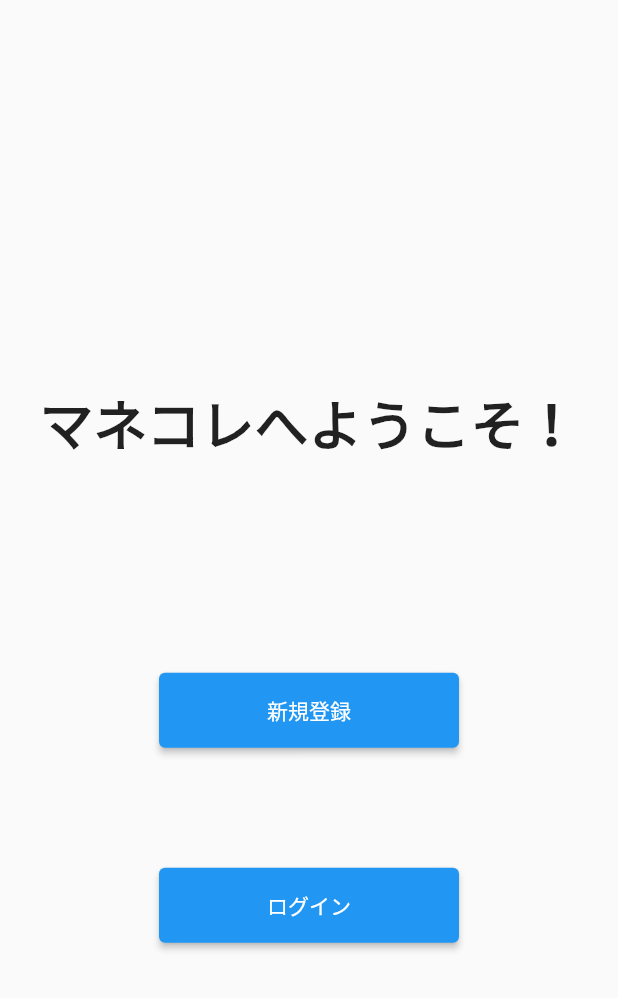
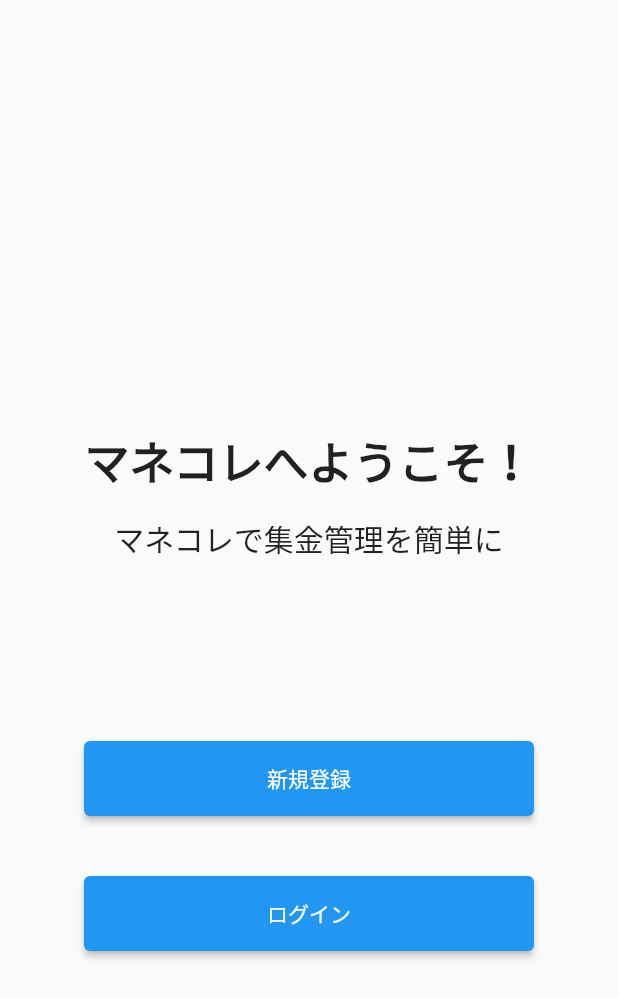
Before and after one commit to jack-app/ideathon-summer-team2, a Flutter app: the screen it shows after launch, on a phone screen of 412 x 824 dp. Shown: the top 998 px of the screen. Run offline on Flutter 3.47's test engine with Material 2 defaults, Android fonts, the phone set to English and light mode, and no system bars.

Commit message:
スタート画面

```diff
--- a/lib/main.dart
+++ b/lib/main.dart
@@ -30,13 +30,23 @@ class TitlePage extends StatelessWidget {
               margin: EdgeInsets.symmetric(
                 vertical: 100.0,
                 horizontal: 20.0,),
-              child:Text('マネコレへようこそ！',style: TextStyle(fontWeight: FontWeight.bold,fontSize: 36)),),
+              child:Column(
+                mainAxisAlignment: MainAxisAlignment.spaceEvenly,
+                children: <Widget>[
+                  Container(
+                    margin: EdgeInsets.all(15),
+                    child:Text('マネコレへようこそ！',style: TextStyle(fontWeight: FontWeight.bold,fontSize: 30)),
+                  ),
+                  Text('マネコレで集金管理を簡単に',style: TextStyle(fontSize: 20)),
+                ]
+              ),
+            ),
 
             //新規登録ボタン
             Container(
-              margin: EdgeInsets.all(40),
+              margin: EdgeInsets.all(20),
               child:SizedBox(
-                width: 200,
+                width: 300,
                 height: 50,
                 child: ElevatedButton(
                   style: ElevatedButton.styleFrom(primary: Colors.blue,),
@@ -53,9 +63,9 @@ class TitlePage extends StatelessWidget {
 
             //ログイン画面ボタン
             Container(
-              margin: EdgeInsets.all(40),
+              margin: EdgeInsets.all(20),
               child:SizedBox(
-                width: 200,
+                width: 300,
                 height: 50,
                 child: ElevatedButton(
                   style: ElevatedButton.styleFrom(primary: Colors.blue,),
@@ -64,6 +74,7 @@ class TitlePage extends StatelessWidget {
                 ),
               ),
             ),
+
           ]
         ),
       ),
```
